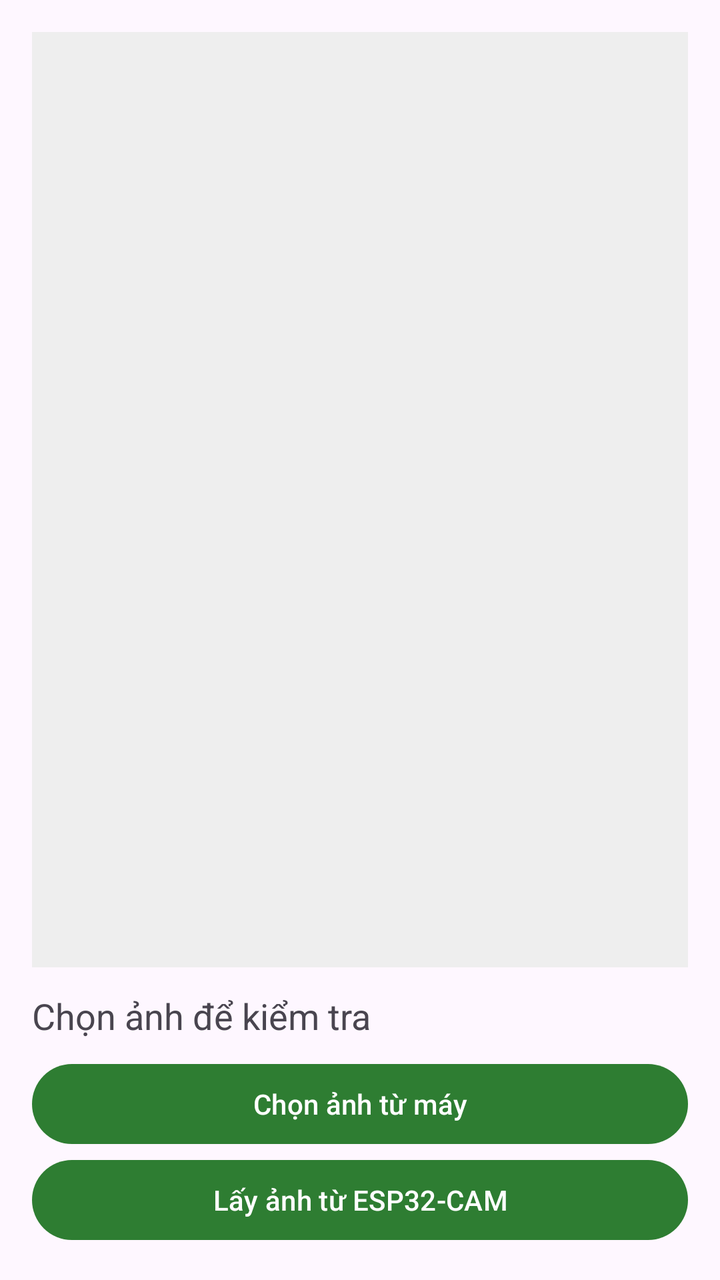
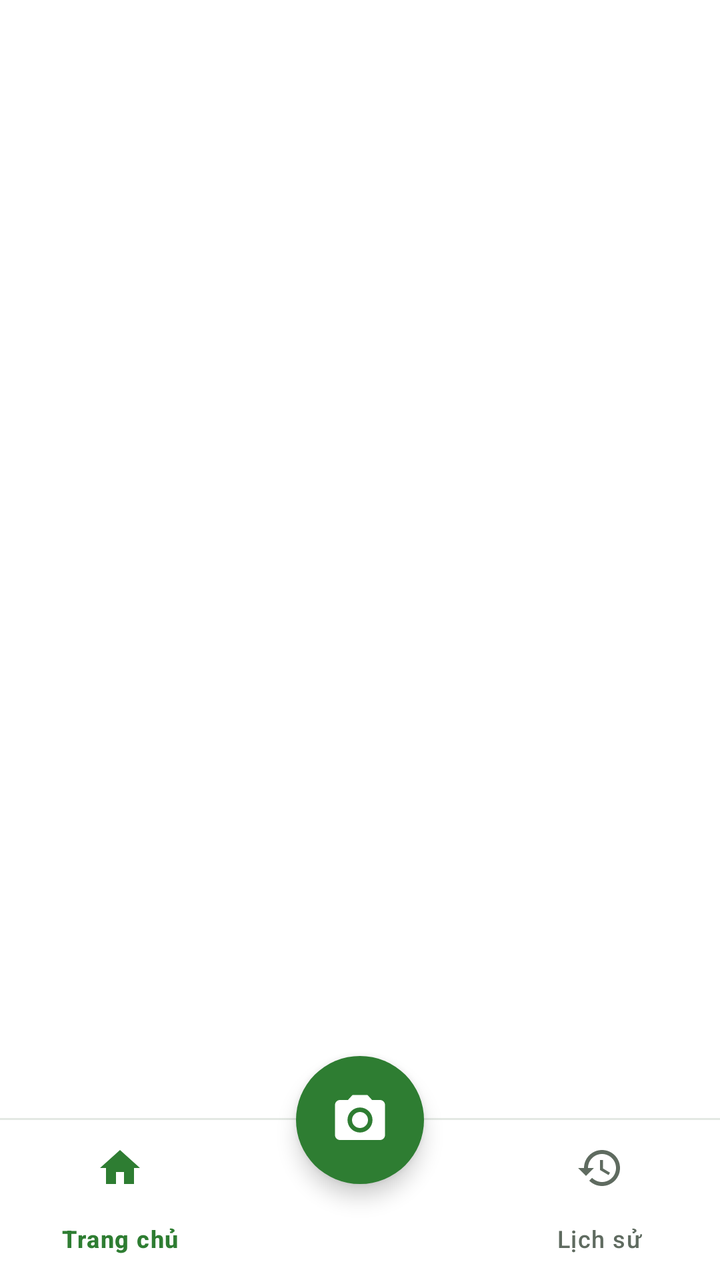

The first picture is an Android layout as it rendered before a commit; the second is the same layout after the commit. The layout source and the unified diff follow.
<!-- AndroidManifest.xml: application theme Theme.DetectPlantDiase -->
<!-- res/layout/activity_main.xml -->
<?xml version="1.0" encoding="utf-8"?>
<LinearLayout xmlns:android="http://schemas.android.com/apk/res/android"
    android:layout_width="match_parent"
    android:layout_height="match_parent"
    android:orientation="vertical"
    android:padding="16dp">

    <ImageView
        android:id="@+id/imageView"
        android:layout_width="match_parent"
        android:layout_height="0dp"
        android:layout_weight="1"
        android:scaleType="centerInside"
        android:background="#EEEEEE" />

    <TextView
        android:id="@+id/tvResult"
        android:layout_width="match_parent"
        android:layout_height="wrap_content"
        android:layout_marginTop="12dp"
        android:text="Chọn ảnh để kiểm tra"
        android:textSize="18sp" />

    <Button
        android:id="@+id/btnPick"
        android:layout_width="match_parent"
        android:layout_height="wrap_content"
        android:layout_marginTop="8dp"
        android:text="Chọn ảnh từ máy" />

    <Button
        android:id="@+id/btnEsp"
        android:layout_width="match_parent"
        android:layout_height="wrap_content"
        android:text="Lấy ảnh từ ESP32-CAM" />
</LinearLayout>
<!-- resources referenced by this layout -->
<resources>
  <style name="Theme.DetectPlantDiase" parent="Base.Theme.DetectPlantDiase" />
  <style name="Base.Theme.DetectPlantDiase" parent="Theme.Material3.DayNight.NoActionBar">
          
          <item name="colorPrimary">@color/primary_green</item>
          <item name="android:windowFullscreen">true</item>
          <item name="android:windowLayoutInDisplayCutoutMode" tools:targetApi="p">shortEdges</item>
      </style>
  <color name="primary_green">#2E7D32</color>
</resources>

<!-- the commit's change to res/layout/activity_main.xml (unified diff, before → after) -->
@@ -1,36 +1,51 @@
 <?xml version="1.0" encoding="utf-8"?>
-<LinearLayout xmlns:android="http://schemas.android.com/apk/res/android"
+<androidx.coordinatorlayout.widget.CoordinatorLayout xmlns:android="http://schemas.android.com/apk/res/android"
+    xmlns:app="http://schemas.android.com/apk/res-auto"
     android:layout_width="match_parent"
     android:layout_height="match_parent"
-    android:orientation="vertical"
-    android:padding="16dp">
+    android:background="@color/white">
 
-    <ImageView
-        android:id="@+id/imageView"
+    <LinearLayout
         android:layout_width="match_parent"
-        android:layout_height="0dp"
-        android:layout_weight="1"
-        android:scaleType="centerInside"
-        android:background="#EEEEEE" />
+        android:layout_height="match_parent"
+        android:orientation="vertical">
 
-    <TextView
-        android:id="@+id/tvResult"
-        android:layout_width="match_parent"
+        <androidx.fragment.app.FragmentContainerView
+            android:id="@+id/fragmentContainer"
+            android:layout_width="match_parent"
+            android:layout_height="0dp"
+            android:layout_weight="1" />
+
+        <View
+            android:layout_width="match_parent"
+            android:layout_height="1dp"
+            android:background="@color/border_color" />
+
+        <com.google.android.material.bottomnavigation.BottomNavigationView
+            android:id="@+id/bottomNav"
+            android:layout_width="match_parent"
+            android:layout_height="wrap_content"
+            android:background="@color/white"
+            app:elevation="0dp"
+            app:itemIconTint="@color/nav_item_color"
+            app:itemTextColor="@color/nav_item_color"
+            app:labelVisibilityMode="labeled"
+            app:menu="@menu/bottom_nav" />
+    </LinearLayout>
+
+    <com.google.android.material.floatingactionbutton.FloatingActionButton
+        android:id="@+id/fabCamera"
+        android:layout_width="wrap_content"
         android:layout_height="wrap_content"
-        android:layout_marginTop="12dp"
-        android:text="Chọn ảnh để kiểm tra"
-        android:textSize="18sp" />
+        android:contentDescription="Chụp ảnh bằng camera"
+        app:backgroundTint="@color/primary_green"
+        app:elevation="6dp"
+        app:fabCustomSize="64dp"
+        app:layout_anchor="@id/bottomNav"
+        app:layout_anchorGravity="top|center_horizontal"
+        app:maxImageSize="30dp"
+        app:shapeAppearanceOverlay="@style/ShapeAppearance.App.Circle"
+        app:srcCompat="@drawable/ic_photo_camera"
+        app:tint="@color/white" />
 
-    <Button
-        android:id="@+id/btnPick"
-        android:layout_width="match_parent"
-        android:layout_height="wrap_content"
-        android:layout_marginTop="8dp"
-        android:text="Chọn ảnh từ máy" />
-
-    <Button
-        android:id="@+id/btnEsp"
-        android:layout_width="match_parent"
-        android:layout_height="wrap_content"
-        android:text="Lấy ảnh từ ESP32-CAM" />
-</LinearLayout>
+</androidx.coordinatorlayout.widget.CoordinatorLayout>
<!-- resource entries referenced after the edit -->
@@ -1,12 +1,68 @@
 <!-- resources referenced by this layout -->
 <resources>
+  <color name="border_color">#E3E8E3</color>
   <style name="Theme.DetectPlantDiase" parent="Base.Theme.DetectPlantDiase" />
-  <style name="Base.Theme.DetectPlantDiase" parent="Theme.Material3.DayNight.NoActionBar">
-          
+  <style name="Base.Theme.DetectPlantDiase" parent="Theme.Material3.Light.NoActionBar">
           <item name="colorPrimary">@color/primary_green</item>
-          <item name="android:windowFullscreen">true</item>
+          <item name="colorOnPrimary">@color/white</item>
+          <item name="colorPrimaryContainer">@color/primary_container</item>
+          <item name="colorOnPrimaryContainer">@color/on_primary_container</item>
+          <item name="colorSecondary">@color/primary_green</item>
+          <item name="colorOnSecondary">@color/white</item>
+          <item name="colorSecondaryContainer">@color/primary_container</item>
+          <item name="colorOnSecondaryContainer">@color/on_primary_container</item>
+          <item name="colorTertiary">@color/color_info</item>
+  
+          <item name="android:colorBackground">@color/white</item>
+          <item name="android:windowBackground">@color/white</item>
+          <item name="colorSurface">@color/white</item>
+          <item name="colorOnSurface">@color/text_primary</item>
+          <item name="colorOnSurfaceVariant">@color/text_secondary</item>
+          <item name="colorSurfaceVariant">@color/surface_highest</item>
+          <item name="colorSurfaceContainerLowest">@color/white</item>
+          <item name="colorSurfaceContainerLow">@color/surface_low</item>
+          <item name="colorSurfaceContainer">@color/surface_mid</item>
+          <item name="colorSurfaceContainerHigh">@color/surface_high</item>
+          <item name="colorSurfaceContainerHighest">@color/surface_highest</item>
+          <item name="colorOutline">@color/text_secondary</item>
+          <item name="colorOutlineVariant">@color/border_color</item>
+          <item name="colorError">@color/color_danger</item>
+  
           <item name="android:windowLayoutInDisplayCutoutMode" tools:targetApi="p">shortEdges</item>
+          <item name="materialCardViewStyle">@style/Widget.App.Card</item>
+      </style>
+  <color name="primary_container">#E4F2E5</color>
+  <color name="on_primary_container">#0F3D14</color>
+  <color name="color_info">#1565C0</color>
+  <color name="text_primary">#1A1C1A</color>
+  <color name="text_secondary">#5F6B60</color>
+  <color name="surface_highest">#E5EAE5</color>
+  <color name="surface_low">#F7F9F7</color>
+  <color name="surface_mid">#F1F4F1</color>
+  <color name="surface_high">#EBEFEB</color>
+  <color name="color_danger">#C62828</color>
+  <style name="Widget.App.Card" parent="Widget.Material3.CardView.Outlined">
+          <item name="cardCornerRadius">20dp</item>
+          <item name="strokeColor">@color/border_color</item>
+          <item name="strokeWidth">1dp</item>
+          <item name="cardBackgroundColor">@color/white</item>
+          <item name="cardElevation">0dp</item>
       </style>
   <color name="primary_green">#2E7D32</color>
+  <color name="white">#FFFFFFFF</color>
+  <!-- drawable ic_photo_camera (drawable) -->
+  <vector xmlns:android="http://schemas.android.com/apk/res/android"
+      android:width="24dp"
+      android:height="24dp"
+      android:viewportWidth="24"
+      android:viewportHeight="24">
+      <path
+          android:fillColor="#FF000000"
+          android:pathData="M9,2L7.17,4H4c-1.1,0 -2,0.9 -2,2v12c0,1.1 0.9,2 2,2h16c1.1,0 2,-0.9 2,-2V6c0,-1.1 -0.9,-2 -2,-2h-3.17L15,2H9zM12,17c-2.76,0 -5,-2.24 -5,-5s2.24,-5 5,-5 5,2.24 5,5 -2.24,5 -5,5zM12,8.8c-1.77,0 -3.2,1.43 -3.2,3.2s1.43,3.2 3.2,3.2 3.2,-1.43 3.2,-3.2 -1.43,-3.2 -3.2,-3.2z" />
+  </vector>
+  <style name="ShapeAppearance.App.Circle" parent="">
+          <item name="cornerFamily">rounded</item>
+          <item name="cornerSize">50%</item>
+      </style>
 </resources>
 
